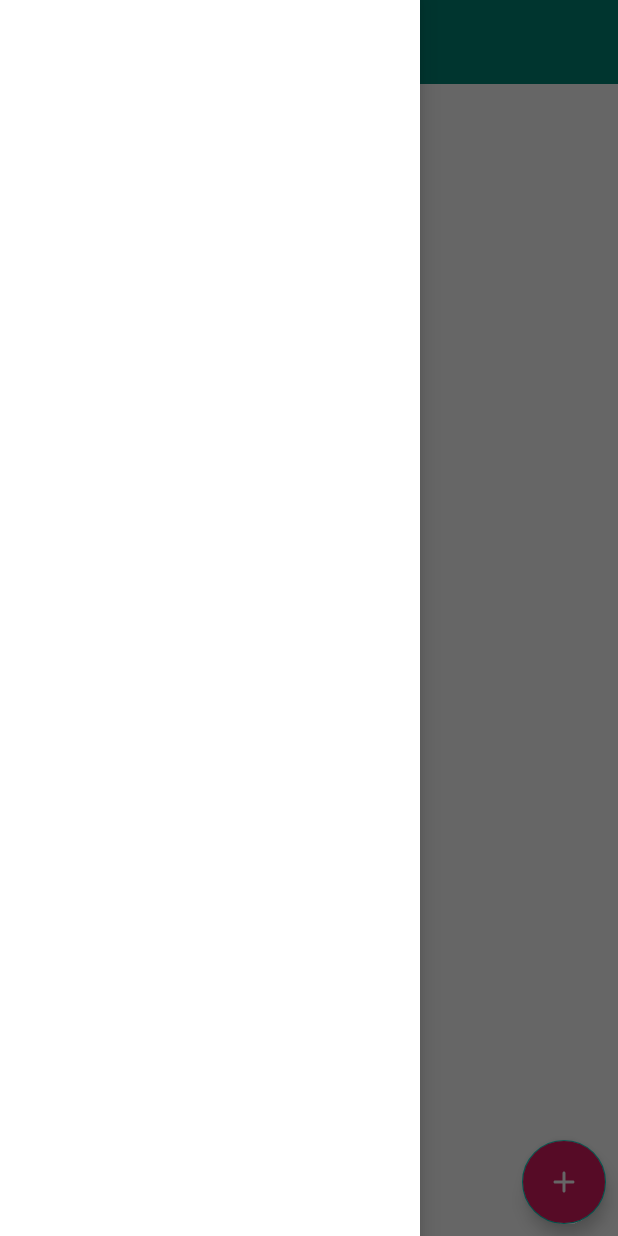
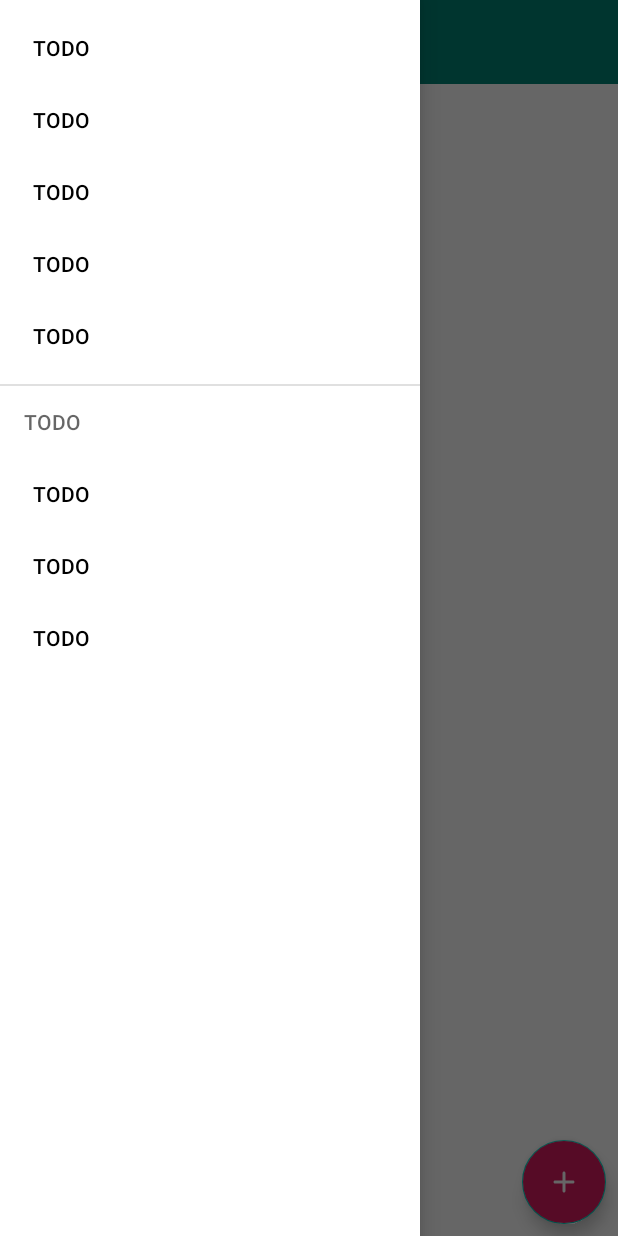
Before and after one commit to Mallorax/TODO, an Android app: the screen it shows after launch (MainActivity), with the side drawer open, on a phone screen of 412 x 824 dp. Run offline under Robolectric (Android 15) with nearby library versions, the phone set to English and light mode, and no system bars; our stand-ins replace Room's generated code, data binding, navigation-ui, paging; libraries missing offline, so code that uses them is left out: androidx.paging, androidx.paging.toLiveData; 2 statements that could not run were skipped.

Commit message:
Added temporary menu to navigation drawer

```diff
--- a/app/src/main/java/pl/patrykzygo/todo/ui/MainActivity.kt
+++ b/app/src/main/java/pl/patrykzygo/todo/ui/MainActivity.kt
@@ -3,11 +3,10 @@ package pl.patrykzygo.todo.ui
 import android.os.Bundle
 import androidx.appcompat.app.ActionBarDrawerToggle
 import androidx.appcompat.app.AppCompatActivity
+import androidx.core.view.GravityCompat
 import androidx.databinding.DataBindingUtil
 import androidx.navigation.findNavController
-import androidx.navigation.ui.AppBarConfiguration
 import androidx.navigation.ui.NavigationUI.navigateUp
-import androidx.navigation.ui.navigateUp
 import androidx.navigation.ui.setupActionBarWithNavController
 import androidx.navigation.ui.setupWithNavController
 
@@ -23,7 +22,25 @@ class MainActivity : AppCompatActivity() {
         super.onCreate(savedInstanceState)
         binding = DataBindingUtil.setContentView(this, R.layout.activity_main)
 
+        val drawerToggle = ActionBarDrawerToggle(this, binding.drawerLayout,
+            R.string.open, R.string.close)
+        binding.drawerLayout.addDrawerListener(drawerToggle)
+        drawerToggle.syncState()
+
         setupNavigation()
+    }
+
+    override fun onBackPressed() {
+        if (binding.drawerLayout.isDrawerOpen(GravityCompat.START)){
+            binding.drawerLayout.closeDrawer(GravityCompat.START)
+        }else{
+            super.onBackPressed()
+        }
+    }
+
+    override fun onSupportNavigateUp(): Boolean {
+        val navController = this.findNavController(R.id.nav_host_fragment)
+        return navigateUp(navController, binding.drawerLayout)
     }
 
     private fun setupNavigation(){
@@ -34,8 +51,5 @@ class MainActivity : AppCompatActivity() {
 
     }
 
-    override fun onSupportNavigateUp(): Boolean {
-        val navController = this.findNavController(R.id.nav_host_fragment)
-        return navigateUp(navController, binding.drawerLayout)
-    }
+
 }
--- a/app/src/main/java/pl/patrykzygo/todo/ui/task_list/TasksListFragment.kt
+++ b/app/src/main/java/pl/patrykzygo/todo/ui/task_list/TasksListFragment.kt
@@ -70,8 +70,4 @@ class TasksListFragment : Fragment() {
                 || super.onOptionsItemSelected(item)
     }
 
-    override fun onCreateOptionsMenu(menu: Menu, inflater: MenuInflater) {
-        super.onCreateOptionsMenu(menu, inflater)
-        inflater.inflate(R.menu.menu_main, menu)
-    }
 }
--- a/app/src/main/res/layout/activity_main.xml
+++ b/app/src/main/res/layout/activity_main.xml
@@ -41,7 +41,9 @@
             android:layout_width="wrap_content"
             android:layout_height="match_parent"
             android:layout_gravity="start"
+            android:clipToPadding="false"
             style="@style/DrawerStyle"
+            app:menu="@menu/menu_main"
             />
 
 
--- a/app/src/main/res/menu/menu_main.xml
+++ b/app/src/main/res/menu/menu_main.xml
@@ -1,5 +1,20 @@
 <menu xmlns:android="http://schemas.android.com/apk/res/android"
     xmlns:app="http://schemas.android.com/apk/res-auto"
     xmlns:tools="http://schemas.android.com/tools"
-    tools:context="pl.patrykzygo.todo.ui.MainActivity" >
+    tools:context="pl.patrykzygo.todo.ui.MainActivity">
+
+    <group android:checkableBehavior="single">
+        <item android:title="TODO"/>
+        <item android:title="TODO"/>
+        <item android:title="TODO"/>
+        <item android:title="TODO"/>
+        <item android:title="TODO"/>
+    </group>
+    <item android:title="TODO">
+        <menu>
+            <item android:title="TODO"/>
+            <item android:title="TODO"/>
+            <item android:title="TODO"/>
+        </menu>
+    </item>
 </menu>
--- a/app/src/main/res/values/strings.xml
+++ b/app/src/main/res/values/strings.xml
@@ -27,4 +27,6 @@
     <string name="priority_level_label">Priority level:</string>
     <string name="notification_type_label">Notification type:</string>
     <string name="text_delete">delete</string>
+    <string name="open">Open</string>
+    <string name="close">Close</string>
 </resources>
```
